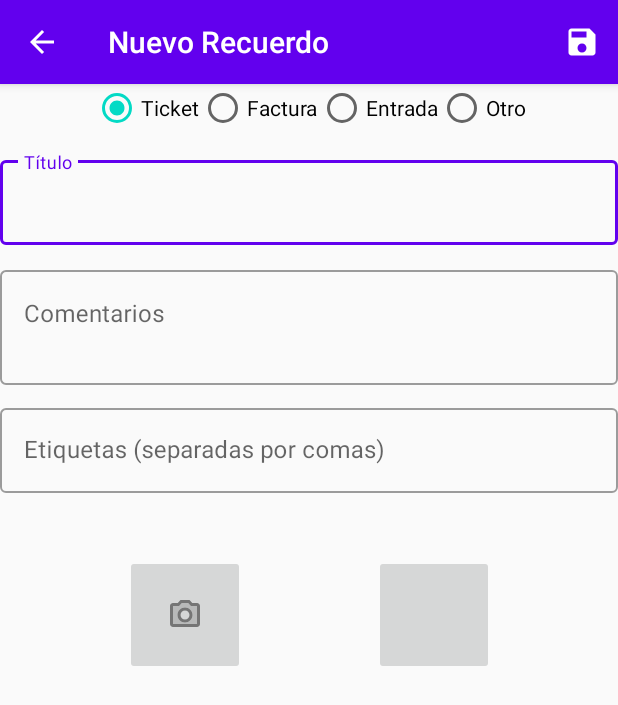
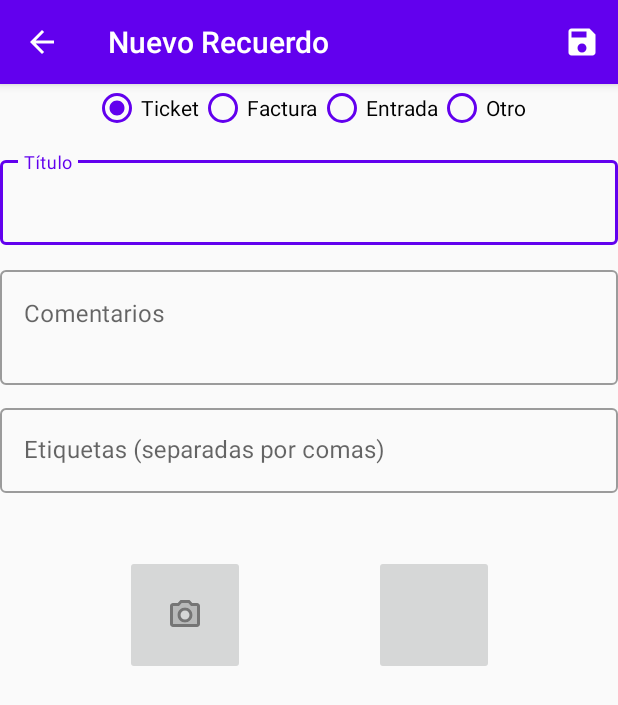
Before and after one commit to agalpe-dev/MyBox, an Android app: the NuevoRecuerdoActivity screen opened directly, with no data from a screen before it, on a phone screen of 412 x 824 dp. Shown: the top 705 px of the screen. Run offline under Robolectric (Android 15) with nearby library versions, the phone set to English and light mode, and no system bars; our stand-ins replace Room's generated code.

Commit message:
Edición y Actualización de Recuerdo

```diff
--- a/app/src/main/java/com/agp/mybox/UI/NuevoRecuerdoActivity.java
+++ b/app/src/main/java/com/agp/mybox/UI/NuevoRecuerdoActivity.java
@@ -55,6 +55,8 @@ public class NuevoRecuerdoActivity extends AppCompatActivity {
     private RecyclerView rv;
     private recursoAdapter adapter=new recursoAdapter();
     private Uri fotoUri;
+    private Recuerdo mRecuerdo;
+    private boolean modoEdicion;
 
 
     @Override
@@ -89,13 +91,14 @@ public class NuevoRecuerdoActivity extends AppCompatActivity {
         // Comprobar si el intent trae un recuerdo (modo edición)
         // Si viene nulo es modo creación nuevo recuerodo
 
-        Recuerdo recuerdo=(Recuerdo)getIntent().getSerializableExtra("recuerdo");
+        mRecuerdo=(Recuerdo)getIntent().getSerializableExtra("recuerdo");
 
-        if (recuerdo !=null){
+        if (mRecuerdo !=null){
             NuevoRecuerdoActivity.this.setTitle(R.string.editarRecuerdoActivity);
-            mTitulo.setText(recuerdo.getTitulo());
-            mComentarios.setText(recuerdo.getComentario());
-            switch (recuerdo.getIdTipoRecuerdo()){
+            modoEdicion=true;
+            mTitulo.setText(mRecuerdo.getTitulo());
+            mComentarios.setText(mRecuerdo.getComentario());
+            switch (mRecuerdo.getIdTipoRecuerdo()){
                 case 1:
                     mRadioGroup.check(rbTicket.getId());
                     break;
@@ -112,6 +115,7 @@ public class NuevoRecuerdoActivity extends AppCompatActivity {
         }
         else{
             NuevoRecuerdoActivity.this.setTitle(R.string.nuevoRecuerdoActivity);
+            modoEdicion=false;
         }
 
         // Registrar observador para mensaje de error en edittext de Titulo que emite el ViewModel
@@ -196,9 +200,18 @@ public class NuevoRecuerdoActivity extends AppCompatActivity {
                 // obtener el texto del radiobutton seleccionado para determinar tipoRecuerdo
                 RadioButton rb= (RadioButton) findViewById(mRadioGroup.getCheckedRadioButtonId());
                 String mTipoRecuerdoNombre = rb.getText().toString().toLowerCase();
-                if (mViewModel.guardar(mTitulo.getText().toString(), mComentarios.getText().toString(),mEtiquetas.getText().toString(), mTipoRecuerdoNombre)){
-                    finish();
+                // Se llama al metodo para crear nuevo Recuerdo o actualizar el existente si
+                // estamos en modo edición
+                if (modoEdicion) {
+                    if (mViewModel.actualizar(mTitulo.getText().toString(), mComentarios.getText().toString(),mEtiquetas.getText().toString(), mTipoRecuerdoNombre, mRecuerdo.getId())){
+                        finish();
+                    }
+                } else if (!(modoEdicion)) {
+                    if (mViewModel.guardar(mTitulo.getText().toString(), mComentarios.getText().toString(),mEtiquetas.getText().toString(), mTipoRecuerdoNombre)){
+                        finish();
+                    }
                 }
+
 
         }
         return super.onOptionsItemSelected(item);
--- a/app/src/main/res/layout/activity_nuevo_recuerdo.xml
+++ b/app/src/main/res/layout/activity_nuevo_recuerdo.xml
@@ -24,22 +24,26 @@
             android:layout_width="wrap_content"
             android:layout_height="wrap_content"
             android:text="@string/radioTicket"
-            android:checked="true" />
+            android:checked="true"
+            android:buttonTint="@color/colorPrimary"/>
         <RadioButton
             android:id="@+id/radioFactura"
             android:layout_width="wrap_content"
             android:layout_height="wrap_content"
-            android:text="@string/radioFactura"/>
+            android:text="@string/radioFactura"
+            android:buttonTint="@color/colorPrimary"/>
         <RadioButton
             android:id="@+id/radioEntrada"
             android:layout_width="wrap_content"
             android:layout_height="wrap_content"
-            android:text="@string/radioEntrada"/>
+            android:text="@string/radioEntrada"
+            android:buttonTint="@color/colorPrimary"/>
         <RadioButton
             android:id="@+id/radioOtro"
             android:layout_width="wrap_content"
             android:layout_height="wrap_content"
-            android:text="@string/radioOtros"/>
+            android:text="@string/radioOtros"
+            android:buttonTint="@color/colorPrimary"/>
     </RadioGroup>
 
     <com.google.android.material.textfield.TextInputLayout
```
Also changed, not shown: app/src/main/java/com/agp/mybox/Modelo/MyBoxRepository.java (+9 -0 lines), app/src/main/java/com/agp/mybox/UI/NuevoRecuerdoViewModel.java (+49 -0 lines), app/src/main/res/layout/fragment_inicio.xml (+8 -4 lines).
